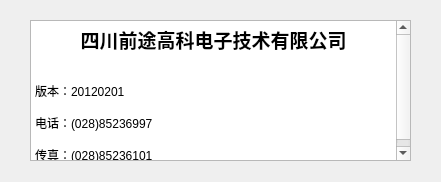
This is Dialog/dlgabout.ui in Anne081031/WinParkUI as Qt 5 draws it before an edit. The edited form follows.
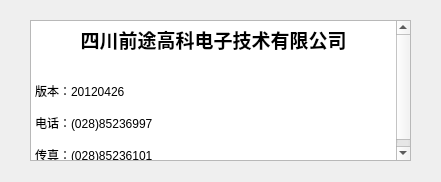
This is the edited form.

What changed in the file:
```diff
--- a/Dialog/dlgabout.ui
+++ b/Dialog/dlgabout.ui
@@ -45,7 +45,7 @@
 &lt;p align=&quot;center&quot; style=&quot; margin-top:0px; margin-bottom:0px; margin-left:0px; margin-right:0px; -qt-block-indent:0; text-indent:0px;&quot;&gt;&lt;span style=&quot; font-size:14pt; font-weight:600;&quot;&gt;四川前途高科电子技术有限公司&lt;/span&gt;&lt;/p&gt;
 &lt;p style=&quot;-qt-paragraph-type:empty; margin-top:0px; margin-bottom:0px; margin-left:0px; margin-right:0px; -qt-block-indent:0; text-indent:0px;&quot;&gt;&lt;/p&gt;
 &lt;p style=&quot;-qt-paragraph-type:empty; margin-top:0px; margin-bottom:0px; margin-left:0px; margin-right:0px; -qt-block-indent:0; text-indent:0px;&quot;&gt;&lt;/p&gt;
-&lt;p style=&quot; margin-top:0px; margin-bottom:0px; margin-left:0px; margin-right:0px; -qt-block-indent:0; text-indent:0px;&quot;&gt;版本：20120201&lt;/p&gt;
+&lt;p style=&quot; margin-top:0px; margin-bottom:0px; margin-left:0px; margin-right:0px; -qt-block-indent:0; text-indent:0px;&quot;&gt;版本：20120426&lt;/p&gt;
 &lt;p style=&quot;-qt-paragraph-type:empty; margin-top:0px; margin-bottom:0px; margin-left:0px; margin-right:0px; -qt-block-indent:0; text-indent:0px;&quot;&gt;&lt;/p&gt;
 &lt;p style=&quot; margin-top:0px; margin-bottom:0px; margin-left:0px; margin-right:0px; -qt-block-indent:0; text-indent:0px;&quot;&gt;电话：(028)85236997&lt;/p&gt;
 &lt;p style=&quot;-qt-paragraph-type:empty; margin-top:0px; margin-bottom:0px; margin-left:0px; margin-right:0px; -qt-block-indent:0; text-indent:0px;&quot;&gt;&lt;/p&gt;
```
